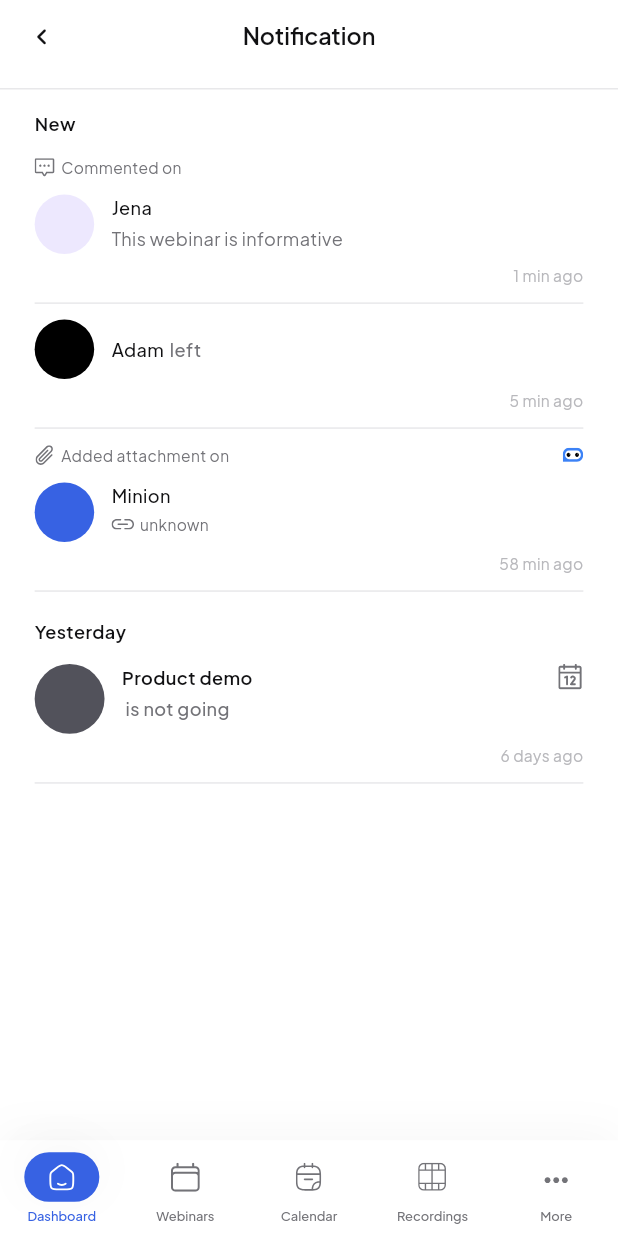
After one commit to Yash-Nautiyal/AIDM, a Flutter app: the screen it shows after launch, after a tap on an icon or button, on a phone screen of 412 x 824 dp. The commit adds this screen. Run offline on Flutter 3.47's test engine with Material 3 defaults, Android fonts, the phone set to English and light mode, and no system bars; our stand-ins replace flutter_svg, image_picker, permission_handler; project files that could hold a hidden picture were left out.

Commit message:
Added notification page

```diff
--- a/lib/core/constant/app_assets.dart
+++ b/lib/core/constant/app_assets.dart
@@ -19,6 +19,7 @@ abstract class AppAssets {
   // icons
   static const String calendar1Icon = '${_iconPath}calendar1.svg';
   static const String calendar2Icon = '${_iconPath}calendar2.svg';
+  static const String calendarDatedIcon = '${_iconPath}calendar_dated.svg';
   static const String homeIcon = '${_iconPath}home.svg';
   static const String menuIcon = '${_iconPath}menu.svg';
   static const String recordingIcon = '${_iconPath}recording.svg';
@@ -28,8 +29,11 @@ abstract class AppAssets {
   static const String notificationIcon = '${_iconPath}notification.svg';
   static const String alarmIcon = '${_iconPath}alarm.svg';
   static const String messagesIcon = '${_iconPath}messages.svg';
+  static const String messageIcon = '${_iconPath}message.svg';
   static const String closeIcon = '${_iconPath}cross.svg';
   static const String searchIcon = '${_iconPath}search.svg';
+  static const String paperClipIcon = '${_iconPath}clip.svg';
+  static const String linkIcon = '${_iconPath}link.svg';
 
   // illustrations
   static const String calendarAlertIll =
--- a/lib/core/constant/app_dimensions.dart
+++ b/lib/core/constant/app_dimensions.dart
@@ -71,10 +71,14 @@ abstract final class AppDimensions {
   static double get logoWidth => 150.w;
   static double get logoHeight => 100.h;
 
+  // Notification
+  static double get notificationAvatarRadius => 23.sp;
+  static double get notificationEventAvatarRadius => 27.sp;
+
   // Icon
-  static double get iconSizehXs => 10.sp;
-  static double get iconSizehSm => 12.sp;
-  static double get iconSizehMd => 16.sp;
-  static double get iconSizehLg => 20.sp;
-  static double get iconSizehXl => 28.sp;
+  static double get iconSizeXs => 10.sp;
+  static double get iconSizeSm => 12.sp;
+  static double get iconSizeMd => 16.sp;
+  static double get iconSizeLg => 20.sp;
+  static double get iconSizeXl => 28.sp;
 }
--- /dev/null
+++ b/lib/core/utils/file_utils.dart
@@ -0,0 +1,99 @@
+abstract class FileUtils {
+  // static String getFileIcon(String fileType) {
+  //   final extension = fileType.split('/').last.toLowerCase();
+
+  //   switch (extension) {
+  //     case 'txt':
+  //     case 'text':
+  //     case 'markdown':
+  //     case 'md':
+  //       return 'assets/icons/file/ic-txt.svg';
+  //     case 'zip':
+  //     case 'rar':
+  //       return 'assets/icons/file/ic-zip.svg';
+  //     case 'pdf':
+  //       return 'assets/icons/file/ic-pdf.svg';
+  //     case 'doc':
+  //     case 'docx':
+  //     case 'word':
+  //       return 'assets/icons/file/ic-document.svg';
+  //     case 'xls':
+  //     case 'xlsx':
+  //     case 'csv':
+  //     case 'excel':
+  //       return 'assets/icons/file/ic-excel.svg';
+  //     case 'ppt':
+  //     case 'pptx':
+  //     case 'powerpoint':
+  //       return 'assets/icons/file/ic-power-point.svg';
+  //     case 'jpg':
+  //     case 'jpeg':
+  //     case 'png':
+  //     case 'gif':
+  //     case 'image':
+  //       return 'assets/icons/file/ic-img.svg';
+  //     case 'mp4':
+  //     case 'mkv':
+  //     case 'avi':
+  //     case 'video':
+  //       return 'assets/icons/file/ic-video.svg';
+  //     case 'mp3':
+  //     case 'wav':
+  //     case 'audio':
+  //       return 'assets/icons/file/ic-audio.svg';
+  //     case 'folder':
+  //       return 'assets/icons/file/ic-folder.svg';
+  //     case 'photoshop':
+  //       return 'assets/icons/file/ic-pts.svg';
+  //     case 'illustrator':
+  //       return 'assets/icons/file/ic-ai.svg';
+  //     default:
+  //       return 'assets/icons/file/ic-file.svg';
+  //   }
+  // }
+
+  static String formatFileSize(int bytes) {
+    if (bytes < 1024) {
+      return '$bytes B';
+    } else if (bytes < 1024 * 1024) {
+      final kb = (bytes / 1024).toStringAsFixed(2);
+      return '$kb KB';
+    } else {
+      final mb = (bytes / (1024 * 1024)).toStringAsFixed(2);
+      return '$mb MB';
+    }
+  }
+
+  static String getExtensionFromMime(String mimeType) {
+    switch (mimeType) {
+      // Word Documents
+      case 'application/vnd.openxmlformats-officedocument.wordprocessingml.document':
+      case 'application/msword':
+        return 'docx';
+
+      // Text/Markdown
+      case 'text/markdown':
+        return 'md';
+
+      // PDFs
+      case 'application/pdf':
+        return 'pdf';
+
+      // Images
+      case 'image/jpeg':
+      case 'image/jpg':
+        return 'jpg';
+      case 'image/png':
+        return 'png';
+
+      // Fallback for unknown types (uses your split logic)
+      default:
+        final parts = mimeType.split('/');
+        if (parts.length > 1) {
+          final subType = parts.last;
+          return subType.split('.').last;
+        }
+        return 'unknown';
+    }
+  }
+}
--- a/lib/core/widgets/bottom_sheet/app_bottom_sheet.dart
+++ b/lib/core/widgets/bottom_sheet/app_bottom_sheet.dart
@@ -151,7 +151,7 @@ class _CloseButton extends StatelessWidget {
           padding: EdgeInsets.all(AppDimensions.spacingSm),
           child: SvgPicture.asset(
             AppAssets.closeIcon,
-            width: AppDimensions.iconSizehSm,
+            width: AppDimensions.iconSizeSm,
             colorFilter: ColorFilter.mode(theme.textSecondary, BlendMode.srcIn),
           ),
         ),
--- /dev/null
+++ b/lib/feature/home/domain/entities/notification.dart
@@ -0,0 +1,46 @@
+import 'dart:ui';
+
+enum NotificationTileType { comment, system, attachment, event }
+
+enum NotificationTileSystemMessage {
+  participantLeft,
+  participantJoined,
+  participantKicked,
+  participantBanned,
+  participantUnbanned,
+}
+
+class NotificationSectionData {
+  const NotificationSectionData({required this.title, required this.items});
+
+  final String title;
+  final List<NotificationTileData> items;
+}
+
+class NotificationTileData {
+  const NotificationTileData({
+    required this.type,
+    required this.avatarColor,
+    required this.timestamp,
+    this.author,
+    this.comment,
+    this.systemMessage,
+    this.attachment,
+    this.eventTitle,
+    this.eventActor,
+    this.eventAction,
+    this.calendarDay,
+  });
+
+  final NotificationTileType type;
+  final Color avatarColor;
+  final String timestamp;
+  final String? author;
+  final String? comment;
+  final NotificationTileSystemMessage? systemMessage;
+  final String? attachment;
+  final String? eventTitle;
+  final String? eventActor;
+  final String? eventAction;
+  final int? calendarDay;
+}
--- a/lib/feature/home/presentation/pages/home_page.dart
+++ b/lib/feature/home/presentation/pages/home_page.dart
@@ -2,6 +2,7 @@ import 'package:flutter/material.dart';
 
 import '../../../../core/constant/app_dimensions.dart';
 import '../../../../core/theme/app_theme_extension.dart';
+import 'notification_page.dart';
 import 'schedule_page.dart';
 import '../widgets/sections/home_header.dart';
 import '../widgets/sections/home_meeting_row.dart';
@@ -47,7 +48,16 @@ class HomePage extends StatelessWidget {
           child: Column(
             crossAxisAlignment: CrossAxisAlignment.stretch,
             children: [
-              const HomeHeader(userName: 'Dunge'),
+              HomeHeader(
+                userName: 'Dunge',
+                onNotificationsTap: () {
+                  Navigator.of(context).push(
+                    MaterialPageRoute(
+                      builder: (_) => const NotificationPage(),
+                    ),
+                  );
+                },
+              ),
               SizedBox(height: AppDimensions.spacingVertical2xl),
               HomeUpgradeCard(onUpgradeTap: () {}),
               SizedBox(height: AppDimensions.spacingVertical2xl),
--- /dev/null
+++ b/lib/feature/home/presentation/pages/notification_page.dart
@@ -0,0 +1,97 @@
+import 'package:aidm/core/constant/app_dimensions.dart';
+import 'package:aidm/core/theme/app_colors.dart';
+import 'package:aidm/core/theme/app_theme_extension.dart';
+import 'package:aidm/core/widgets/app_bar/app_app_bar.dart';
+import 'package:aidm/core/widgets/nav/app_navbar.dart';
+import 'package:flutter/material.dart';
+
+import '../../domain/entities/notification.dart';
+import '../widgets/notifications/notification_section.dart';
+
+class NotificationPage extends StatelessWidget {
+  const NotificationPage({super.key});
+
+  static const _sections = <NotificationSectionData>[
+    NotificationSectionData(
+      title: 'New',
+      items: [
+        NotificationTileData(
+          type: NotificationTileType.comment,
+          avatarColor: AppColors.brandPurpleTint,
+          author: 'Jena',
+          comment: 'This webinar is informative',
+          timestamp: '1 min ago',
+        ),
+        NotificationTileData(
+          type: NotificationTileType.system,
+          avatarColor: AppColors.lightBlackScreen,
+          author: 'Adam',
+          systemMessage: NotificationTileSystemMessage.participantLeft,
+          timestamp: '5 min ago',
+        ),
+        NotificationTileData(
+          type: NotificationTileType.attachment,
+          avatarColor: AppColors.brandPrimary,
+          author: 'Minion',
+          attachment: 'document.pdf',
+          timestamp: '58 min ago',
+        ),
+      ],
+    ),
+    NotificationSectionData(
+      title: 'Yesterday',
+      items: [
+        NotificationTileData(
+          type: NotificationTileType.event,
+          avatarColor: Color(0xFF52525B),
+          eventTitle: 'Product demo',
+          author: 'Jensen',
+          eventAction: 'is not going',
+          calendarDay: 12,
+          timestamp: '6 days ago',
+        ),
+      ],
+    ),
+  ];
+
+  @override
+  Widget build(BuildContext context) {
+    final theme = Theme.of(context).extension<AppThemeExtension>()!;
+
+    return Scaffold(
+      backgroundColor: theme.backgroundPage,
+      appBar: const AppAppBar(title: 'Notification', showBack: true),
+      bottomNavigationBar: AppNavbar(
+        currentIndex: 0,
+        onTap: (index) {
+          if (index == 0) {
+            Navigator.of(context).maybePop();
+          }
+        },
+      ),
+      body: SafeArea(
+        child: Column(
+          children: [
+            Divider(height: 1, thickness: 1, color: theme.borderDefault),
+            Expanded(
+              child: ListView.separated(
+                padding: EdgeInsets.fromLTRB(
+                  AppDimensions.pagePadding,
+                  AppDimensions.spacingVerticalLg,
+                  AppDimensions.pagePadding,
+                  AppDimensions.spacingVertical3xl,
+                ),
+                itemCount: _sections.length,
+                separatorBuilder: (_, _) =>
+                    SizedBox(height: AppDimensions.spacingVerticalSm),
+                itemBuilder: (context, index) {
+                  return NotificationSection(data: _sections[index]);
+                },
+              ),
+            ),
+          ],
+        ),
+      ),
+    );
+  }
+}
--- /dev/null
+++ b/lib/feature/home/presentation/utils/notification_extensions.dart
@@ -0,0 +1,18 @@
+import '../../domain/entities/notification.dart';
+
+extension NotificationSystemMessageX on NotificationTileSystemMessage {
+  String get toSystemMessageText {
+    switch (this) {
+      case NotificationTileSystemMessage.participantLeft:
+        return 'left';
+      case NotificationTileSystemMessage.participantJoined:
+        return 'joined';
+      case NotificationTileSystemMessage.participantKicked:
+        return 'was removed';
+      case NotificationTileSystemMessage.participantBanned:
+        return 'was banned';
+      case NotificationTileSystemMessage.participantUnbanned:
+        return 'was unbanned';
+    }
+  }
+}
--- /dev/null
+++ b/lib/feature/home/presentation/widgets/notifications/notification_content.dart
@@ -0,0 +1,180 @@
+import 'package:aidm/core/constant/app_assets.dart';
+import 'package:flutter/material.dart';
+import 'package:flutter_svg/svg.dart';
+
+import '../../../../../core/constant/app_dimensions.dart';
+import '../../../../../core/theme/app_theme_extension.dart';
+import '../../../../../core/theme/typography/app_typography_extension.dart';
+import '../../../../../core/utils/file_utils.dart';
+import '../../../domain/entities/notification.dart';
+import '../../utils/notification_extensions.dart';
+
+class NotificationContent extends StatelessWidget {
+  const NotificationContent({super.key, required this.data});
+
+  final NotificationTileData data;
+
+  @override
+  Widget build(BuildContext context) {
+    return switch (data.type) {
+      NotificationTileType.comment => _CommentContent(data: data),
+      NotificationTileType.system => _SystemContent(data: data),
+      NotificationTileType.attachment => _AttachmentContent(data: data),
+      NotificationTileType.event => _EventUpdateContent(data: data),
+    };
+  }
+}
+
+class _AuthorText extends StatelessWidget {
+  const _AuthorText({required this.author});
+
+  final String author;
+
+  @override
+  Widget build(BuildContext context) {
+    final typography = Theme.of(context).extension<AppTypographyExtension>()!;
+
+    return Text(author, style: typography.bodyMedium);
+  }
+}
+
+class _CommentContent extends StatelessWidget {
+  const _CommentContent({required this.data});
+
+  final NotificationTileData data;
+
+  @override
+  Widget build(BuildContext context) {
+    final theme = Theme.of(context).extension<AppThemeExtension>()!;
+    final typography = Theme.of(context).extension<AppTypographyExtension>()!;
+
+    return Column(
+      crossAxisAlignment: CrossAxisAlignment.start,
+      children: [
+        _AuthorText(author: data.author ?? ''),
+        if (data.comment != null) ...[
+          SizedBox(height: AppDimensions.spacingVerticalXs),
+          Text(
+            data.comment!,
+            style: typography.body.copyWith(color: theme.textSecondary),
+          ),
+        ],
+      ],
+    );
+  }
+}
+
+class _SystemContent extends StatelessWidget {
+  const _SystemContent({required this.data});
+
+  final NotificationTileData data;
+
+  @override
+  Widget build(BuildContext context) {
+    final theme = Theme.of(context).extension<AppThemeExtension>()!;
+    final typography = Theme.of(context).extension<AppTypographyExtension>()!;
+
+    return Row(
+      children: [
+        _AuthorText(author: data.author ?? ''),
+        SizedBox(width: AppDimensions.spacingXs),
+        Text(
+          data.systemMessage?.toSystemMessageText ?? '',
+          style: typography.bodyMedium.copyWith(color: theme.textSecondary),
+        ),
+      ],
+    );
+  }
+}
+
+class _AttachmentContent extends StatelessWidget {
+  const _AttachmentContent({required this.data});
+
+  final NotificationTileData data;
+
+  @override
+  Widget build(BuildContext context) {
+    final theme = Theme.of(context).extension<AppThemeExtension>()!;
+    final typography = Theme.of(context).extension<AppTypographyExtension>()!;
+
+    return Column(
+      crossAxisAlignment: CrossAxisAlignment.start,
+      children: [
+        _AuthorText(author: data.author ?? ''),
+        if (data.attachment != null) ...[
+          SizedBox(height: AppDimensions.spacingVerticalXs),
+          Row(
+            children: [
+              SvgPicture.asset(AppAssets.linkIcon),
+              SizedBox(width: AppDimensions.spacingXs),
+              Text(
+                FileUtils.getExtensionFromMime(data.attachment ?? ''),
+                style: typography.captionLight.copyWith(
+                  color: theme.textSecondary,
+                ),
+              ),
+            ],
+          ),
+        ],
+      ],
+    );
+  }
+}
+
+class _EventUpdateContent extends StatelessWidget {
+  const _EventUpdateContent({required this.data});
+
+  final NotificationTileData data;
+
+  @override
+  Widget build(BuildContext context) {
+    final theme = Theme.of(context).extension<AppThemeExtension>()!;
+    final typography = Theme.of(context).extension<AppTypographyExtension>()!;
+
+    return Column(
+      crossAxisAlignment: CrossAxisAlignment.start,
+      children: [
+        Row(
+          crossAxisAlignment: CrossAxisAlignment.start,
+          children: [
+            Expanded(
+              child: Text(
+                data.eventTitle ?? '',
+                style: typography.bodyMedium.copyWith(
+                  fontWeight: FontWeight.w600,
+                  color: theme.textPrimary,
+                ),
+              ),
+            ),
+            if (data.calendarDay != null)
+              SvgPicture.asset(
+                AppAssets.calendarDatedIcon,
+                width: AppDimensions.iconSizeLg,
+                height: AppDimensions.iconSizeLg,
+              ),
+          ],
+        ),
+        SizedBox(height: AppDimensions.spacingVerticalXs),
+        Text.rich(
+          TextSpan(
+            children: [
+              TextSpan(
+                text: data.eventActor,
+                style: typography.bodyMedium.copyWith(
+                  fontWeight: FontWeight.w600,
+                  color: theme.textPrimary,
+                ),
+              ),
+              TextSpan(
+                text: ' ${data.eventAction ?? ''}',
+                style: typography.bodyMedium.copyWith(
+                  color: theme.textSecondary,
+                ),
+              ),
+            ],
+          ),
+        ),
+      ],
+    );
+  }
+}
--- /dev/null
+++ b/lib/feature/home/presentation/widgets/notifications/notification_header.dart
@@ -0,0 +1,88 @@
+import 'package:flutter/material.dart';
+import 'package:flutter_svg/svg.dart';
+
+import '../../../../../core/constant/app_assets.dart';
+import '../../../../../core/constant/app_dimensions.dart';
+import '../../../../../core/theme/app_theme_extension.dart';
+import '../../../../../core/theme/typography/app_typography_extension.dart';
+import '../../../domain/entities/notification.dart';
+
+class NotificationHeader extends StatelessWidget {
+  const NotificationHeader({super.key, required this.type});
+
+  final NotificationTileType type;
+
+  @override
+  Widget build(BuildContext context) {
+    final theme = Theme.of(context).extension<AppThemeExtension>()!;
+
+    return Row(
+      children: [
+        _HeaderIcon(type: type, color: theme.textSecondary),
+        SizedBox(width: AppDimensions.spacingXs),
+        Expanded(child: _HeaderLabel(type: type)),
+      ],
+    );
+  }
+}
+
+class _HeaderIcon extends StatelessWidget {
+  const _HeaderIcon({required this.type, required this.color});
+
+  final NotificationTileType type;
+  final Color color;
+
+  @override
+  Widget build(BuildContext context) {
+    return switch (type) {
+      NotificationTileType.comment => SvgPicture.asset(
+        AppAssets.messageIcon,
+        width: AppDimensions.iconSizeMd,
+        height: AppDimensions.iconSizeMd,
+        colorFilter: ColorFilter.mode(color, BlendMode.srcIn),
+      ),
+      NotificationTileType.attachment => SvgPicture.asset(
+        AppAssets.paperClipIcon,
+        width: AppDimensions.iconSizeMd,
+        height: AppDimensions.iconSizeMd,
+        colorFilter: ColorFilter.mode(color, BlendMode.srcIn),
+      ),
+      _ => const SizedBox.shrink(),
+    };
+  }
+}
+
+class _HeaderLabel extends StatelessWidget {
+  const _HeaderLabel({required this.type});
+
+  final NotificationTileType type;
+
+  @override
+  Widget build(BuildContext context) {
+    final theme = Theme.of(context).extension<AppThemeExtension>()!;
+    final typography = Theme.of(context).extension<AppTypographyExtension>()!;
+
+    return switch (type) {
+      NotificationTileType.comment => Text(
+        'Commented on',
+        style: typography.captionLight.copyWith(color: theme.textSecondary),
+      ),
+      NotificationTileType.attachment => Row(
+        mainAxisAlignment: MainAxisAlignment.spaceBetween,
+        crossAxisAlignment: CrossAxisAlignment.start,
+        children: [
+          Text(
+            'Added attachment on',
+            style: typography.captionLight.copyWith(color: theme.textSecondary),
+          ),
+          SvgPicture.asset(
+            AppAssets.appLogo,
+            width: AppDimensions.iconSizeMd,
+            height: AppDimensions.iconSizeMd,
+          ),
+        ],
+      ),
+      _ => const SizedBox.shrink(),
+    };
+  }
+}
--- /dev/null
+++ b/lib/feature/home/presentation/widgets/notifications/notification_section.dart
@@ -0,0 +1,39 @@
+import 'package:aidm/core/constant/app_dimensions.dart';
+import 'package:aidm/core/theme/app_theme_extension.dart';
+import 'package:aidm/core/theme/typography/app_typography_extension.dart';
+import 'package:flutter/material.dart';
+
+import '../../../domain/entities/notification.dart';
+import 'notification_tile.dart';
+
+class NotificationSection extends StatelessWidget {
+  const NotificationSection({super.key, required this.data});
+
+  final NotificationSectionData data;
+
+  @override
+  Widget build(BuildContext context) {
+    final theme = Theme.of(context).extension<AppThemeExtension>()!;
+    final typography = Theme.of(context).extension<AppTypographyExtension>()!;
+
+    return Column(
+      crossAxisAlignment: CrossAxisAlignment.stretch,
+      children: [
+        Text(
+          data.title,
+          style: typography.bodyMedium.copyWith(
+            fontWeight: FontWeight.w600,
+            color: theme.textPrimary,
+          ),
+        ),
+        SizedBox(height: AppDimensions.spacingVerticalLg),
+        ...data.items.map(
+          (item) => Padding(
+            padding: EdgeInsets.only(bottom: AppDimensions.spacingVerticalMd),
+            child: NotificationTile(data: item),
+          ),
+        ),
+      ],
+    );
+  }
+}
--- /dev/null
+++ b/lib/feature/home/presentation/widgets/notifications/notification_tile.dart
@@ -0,0 +1,90 @@
+import 'package:aidm/core/constant/app_dimensions.dart';
+import 'package:aidm/core/theme/app_theme_extension.dart';
+import 'package:aidm/core/theme/typography/app_typography_extension.dart';
+import 'package:flutter/material.dart';
+
+import '../../../domain/entities/notification.dart';
+import 'notification_content.dart';
+import 'notification_header.dart';
+
+class NotificationTile extends StatelessWidget {
+  const NotificationTile({super.key, required this.data});
+
+  final NotificationTileData data;
+
+  @override
+  Widget build(BuildContext context) {
+    final theme = Theme.of(context).extension<AppThemeExtension>()!;
+    final typography = Theme.of(context).extension<AppTypographyExtension>()!;
+
+    final isNotComment =
+        data.type == NotificationTileType.system ||
+        data.type == NotificationTileType.event;
+
+    return Column(
+      crossAxisAlignment: CrossAxisAlignment.stretch,
+      children: [
+        if (!isNotComment) ...[
+          NotificationHeader(type: data.type),
+          SizedBox(height: AppDimensions.spacingVerticalMd),
+        ],
+        switch (data.type) {
+          NotificationTileType.system => _buildSystemBody(),
+          NotificationTileType.event => _buildEventBody(),
+          _ => _buildDefaultBody(),
+        },
+        SizedBox(height: AppDimensions.spacingVerticalSm),
+        Align(
+          alignment: Alignment.centerRight,
+          child: Text(
+            data.timestamp,
+            style: typography.captionLight.copyWith(color: theme.textTertiary),
+          ),
+        ),
+        SizedBox(height: AppDimensions.spacingVerticalMd),
+        Divider(height: 1, thickness: 1, color: theme.borderDefault),
+      ],
+    );
+  }
+
+  Widget _buildAvatar({double? radius}) {
+    return CircleAvatar(
+      radius: radius ?? AppDimensions.notificationAvatarRadius,
+      backgroundColor: data.avatarColor,
+    );
+  }
+
+  Widget _buildSystemBody() {
+    return Row(
+      mainAxisSize: MainAxisSize.max,
+      crossAxisAlignment: CrossAxisAlignment.center,
+      children: [
+        _buildAvatar(),
+        SizedBox(width: AppDimensions.spacingMd),
+        NotificationContent(data: data),
+      ],
+    );
+  }
+
+  Widget _buildEventBody() {
+    return Row(
+      crossAxisAlignment: CrossAxisAlignment.start,
+      children: [
+        _buildAvatar(radius: AppDimensions.notificationEventAvatarRadius),
+        SizedBox(width: AppDimensions.spacingMd),
+        Expanded(child: NotificationContent(data: data)),
+      ],
+    );
+  }
+
+  Widget _buildDefaultBody() {
+    return Row(
+      crossAxisAlignment: CrossAxisAlignment.start,
+      children: [
+        _buildAvatar(),
+        SizedBox(width: AppDimensions.spacingMd),
+        Expanded(child: NotificationContent(data: data)),
+      ],
+    );
+  }
+}
--- a/lib/feature/home/presentation/widgets/schedule/schedule_date_section.dart
+++ b/lib/feature/home/presentation/widgets/schedule/schedule_date_section.dart
@@ -179,7 +179,7 @@ class _DateTimeField extends StatelessWidget {
             children: [
               SvgPicture.asset(
                 iconAsset,
-                width: AppDimensions.iconSizehMd,
+                width: AppDimensions.iconSizeMd,
                 colorFilter: ColorFilter.mode(
                   theme.textSecondary,
                   BlendMode.srcIn,
--- a/lib/feature/home/presentation/widgets/sections/home_header.dart
+++ b/lib/feature/home/presentation/widgets/sections/home_header.dart
@@ -45,11 +45,15 @@ class HomeHeader extends StatelessWidget {
             ],
           ),
         ),
-        SvgPicture.asset(
-          AppAssets.notificationIcon,
-          alignment: Alignment.center,
-          height: 24.h,
-          colorFilter: ColorFilter.mode(theme.textPrimary, BlendMode.srcIn),
+        GestureDetector(
+          onTap: onNotificationsTap,
+          behavior: HitTestBehavior.opaque,
+          child: SvgPicture.asset(
+            AppAssets.notificationIcon,
+            alignment: Alignment.center,
+            height: 24.h,
+            colorFilter: ColorFilter.mode(theme.textPrimary, BlendMode.srcIn),
+          ),
         ),
       ],
     );
```
Also changed, not shown: assets/icons/calendar_dated.svg (added), assets/icons/clip.svg (added), assets/icons/link.svg (added), assets/icons/message.svg (added).
